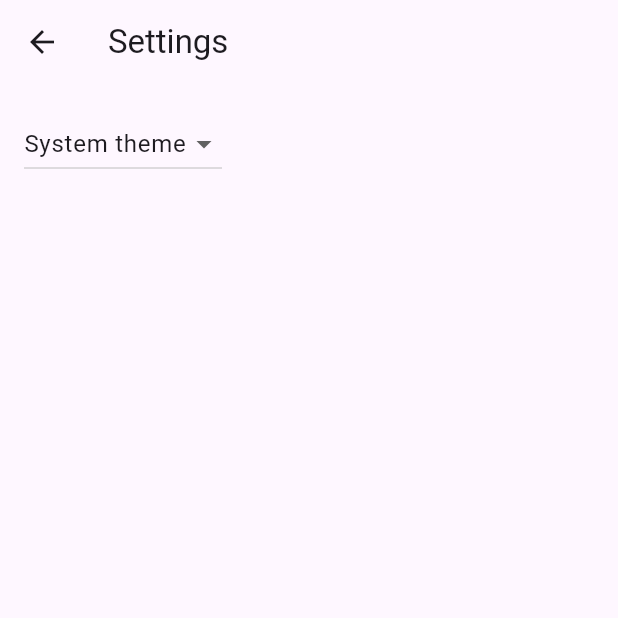
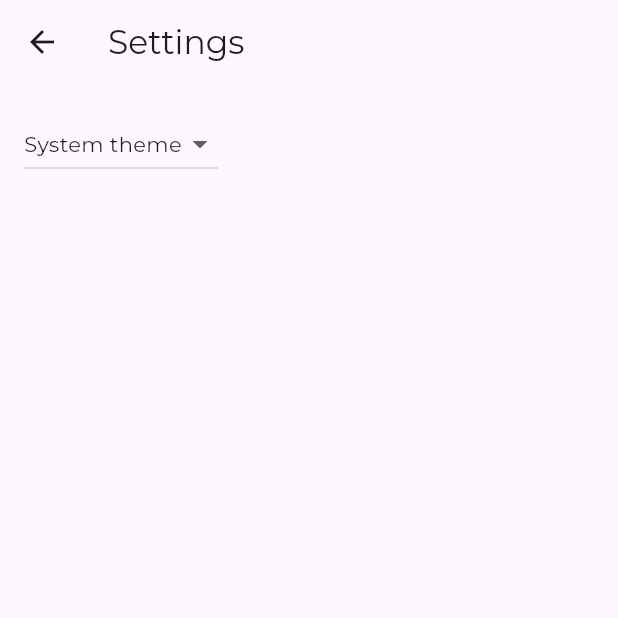
Before and after one commit to yannvillellas/timker, a Flutter app: the screen it shows after launch, after a tap on the "settings" icon, on a phone screen of 412 x 824 dp, the top half of it. Run offline on Flutter 3.47's test engine with Material 3 defaults, Android fonts, the phone set to English and light mode, and no system bars; our stand-ins replace go_router, google_fonts; generated files the repository leaves out were written again.

Commit message:
theme and font corrected

```diff
--- a/lib/src/app.dart
+++ b/lib/src/app.dart
@@ -50,8 +50,17 @@ class MyApp extends StatelessWidget {
           ],
           onGenerateTitle: (BuildContext context) =>
               AppLocalizations.of(context)!.appTitle,
-          theme: ThemeData(),
-          darkTheme: ThemeData.dark().copyWith(),
+          theme: ThemeData(
+            textTheme: Theme.of(context).textTheme.apply(
+                  fontFamily: GoogleFonts.montserrat().fontFamily,
+                ),
+          ),
+          darkTheme: ThemeData.dark().copyWith(
+            textTheme: Theme.of(context).textTheme.apply(
+                  fontFamily: GoogleFonts.montserrat().fontFamily,
+                  bodyColor: ThemeData.dark().textTheme.bodyMedium!.color,
+                ),
+          ),
           themeMode: settingsController.themeMode,
           routerConfig: _router,
         );
--- a/lib/src/home/home_view.dart
+++ b/lib/src/home/home_view.dart
@@ -17,6 +17,9 @@ class Home extends StatelessWidget {
           ),
         ],
       ),
+      body: const Center(
+        child: Text("TEST"),
+      ),
     );
   }
 }
--- a/lib/src/settings/settings_view.dart
+++ b/lib/src/settings/settings_view.dart
@@ -39,18 +39,24 @@ class _SettingsViewState extends State<SettingsView> {
           items: [
             DropdownMenuItem(
               value: ThemeMode.system,
-              child: Text(AppLocalizations.of(context)!.settingsSystemTheme,
-                  style: Theme.of(context).textTheme.bodyLarge),
+              child: Text(
+                AppLocalizations.of(context)!.settingsSystemTheme,
+                style: Theme.of(context).textTheme.bodyMedium,
+              ),
             ),
             DropdownMenuItem(
               value: ThemeMode.light,
-              child: Text(AppLocalizations.of(context)!.settingsLightTheme,
-                  style: Theme.of(context).textTheme.bodyLarge),
+              child: Text(
+                AppLocalizations.of(context)!.settingsLightTheme,
+                style: Theme.of(context).textTheme.bodyMedium,
+              ),
             ),
             DropdownMenuItem(
               value: ThemeMode.dark,
-              child: Text(AppLocalizations.of(context)!.settingsDarkTheme,
-                  style: Theme.of(context).textTheme.bodyLarge),
+              child: Text(
+                AppLocalizations.of(context)!.settingsDarkTheme,
+                style: Theme.of(context).textTheme.bodyMedium,
+              ),
             ),
           ],
         ),
```
